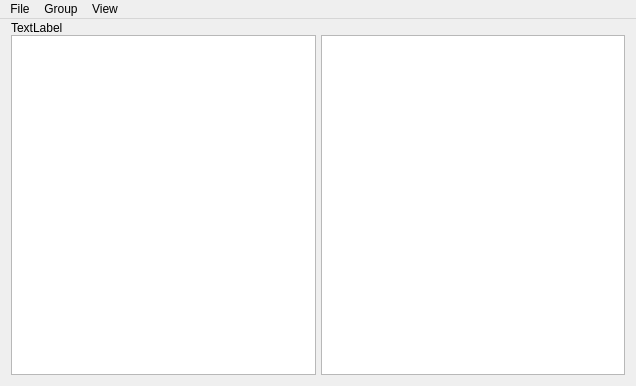
Above: mainwindow.ui from unistuff9876/3_FileSystemViewer before the change. Below: the same form after it.
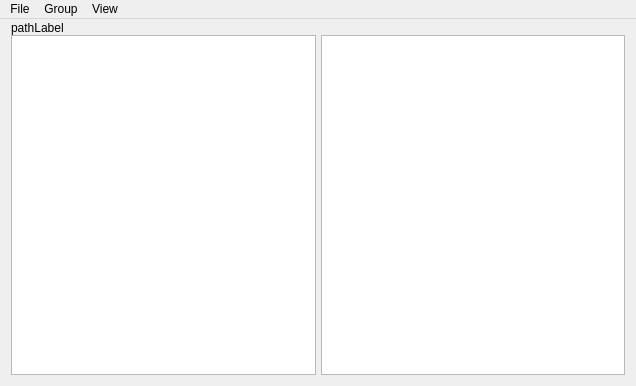
That is the form after the change.

```diff
--- a/mainwindow.ui
+++ b/mainwindow.ui
@@ -38,7 +38,7 @@
          </sizepolicy>
         </property>
         <property name="text">
-         <string>TextLabel</string>
+         <string>pathLabel</string>
         </property>
         <property name="margin">
          <number>3</number>
```
Left out of the diff: 2 changed lines with no effect on the pictures.
